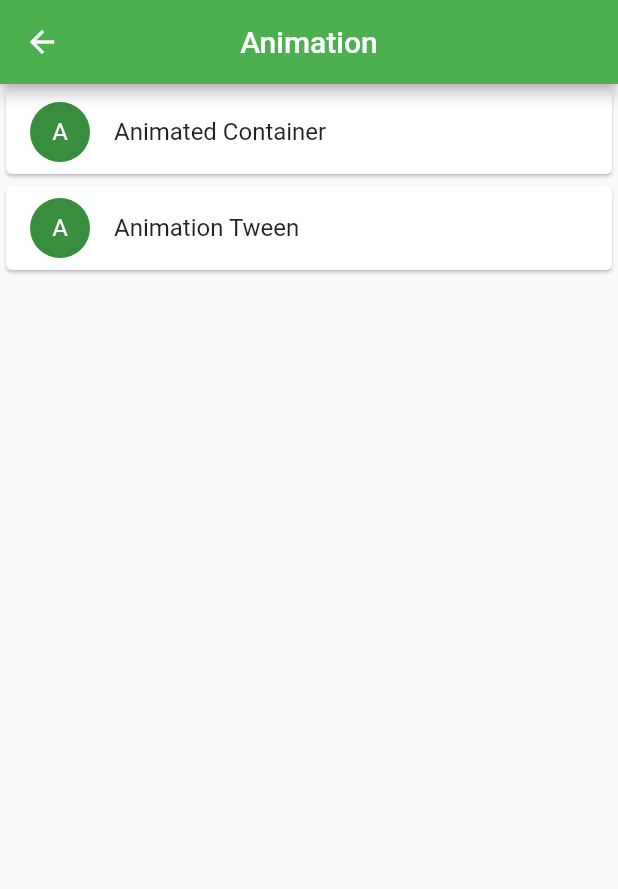
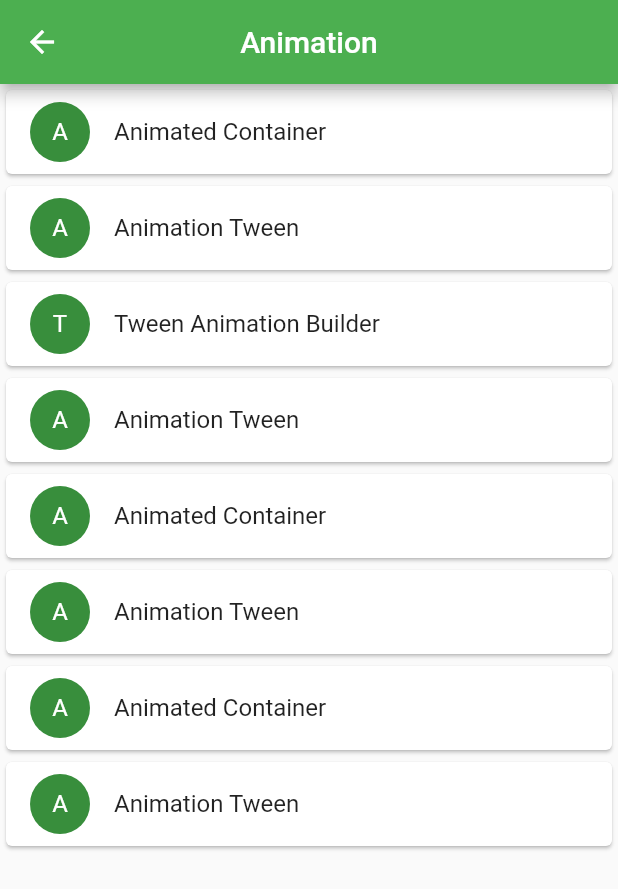
Before and after one commit to ShoroardiSumon/TestApp, a Flutter app: the AnimationHome screen opened directly, on a phone screen of 412 x 824 dp. Shown: the top 889 px of the screen. Run offline on Flutter 3.47's test engine with Material 2 defaults, Android fonts, the phone set to English and light mode, and no system bars; our stand-ins replace flutter_staggered_animations, shared_preferences, simple_animations, supercharged; missing offline and left inert: responsive_container; accounts and stored records are empty.

Commit message:
animation

```diff
--- a/lib/animation/animation.dart
+++ b/lib/animation/animation.dart
@@ -2,6 +2,7 @@ import 'package:flutter/material.dart';
 import 'package:flutter_staggered_animations/flutter_staggered_animations.dart';
 import 'package:test_app/animation/animatedContainer.dart';
 import 'package:test_app/animation/animationTween.dart';
+import 'package:test_app/animation/tweenAnimationBuilder.dart';
 
 class AnimationHome extends StatefulWidget {
   @override
@@ -12,9 +13,21 @@ class _AnimationHomeState extends State<AnimationHome> {
   List<String> _animationCategoryList = [
     "Animated Container",
     "Animation Tween",
+    "Tween Animation Builder",
+    "Animation Tween",
+    "Animated Container",
+    "Animation Tween",
+    "Animated Container",
+    "Animation Tween",
   ];
 
   List<Widget> _animationWidgetList = [
+    AnimatedContainerEx(),
+    AnimationTween(),
+    TweenAnimationBuilserEx(),
+    AnimationTween(),
+    AnimatedContainerEx(),
+    AnimationTween(),
     AnimatedContainerEx(),
     AnimationTween(),
   ];
```
Also changed, not shown: lib/animation/animationTween.dart (+66 -2 lines), lib/animation/tweenAnimationBuilder.dart (added, +54 -0 lines).
